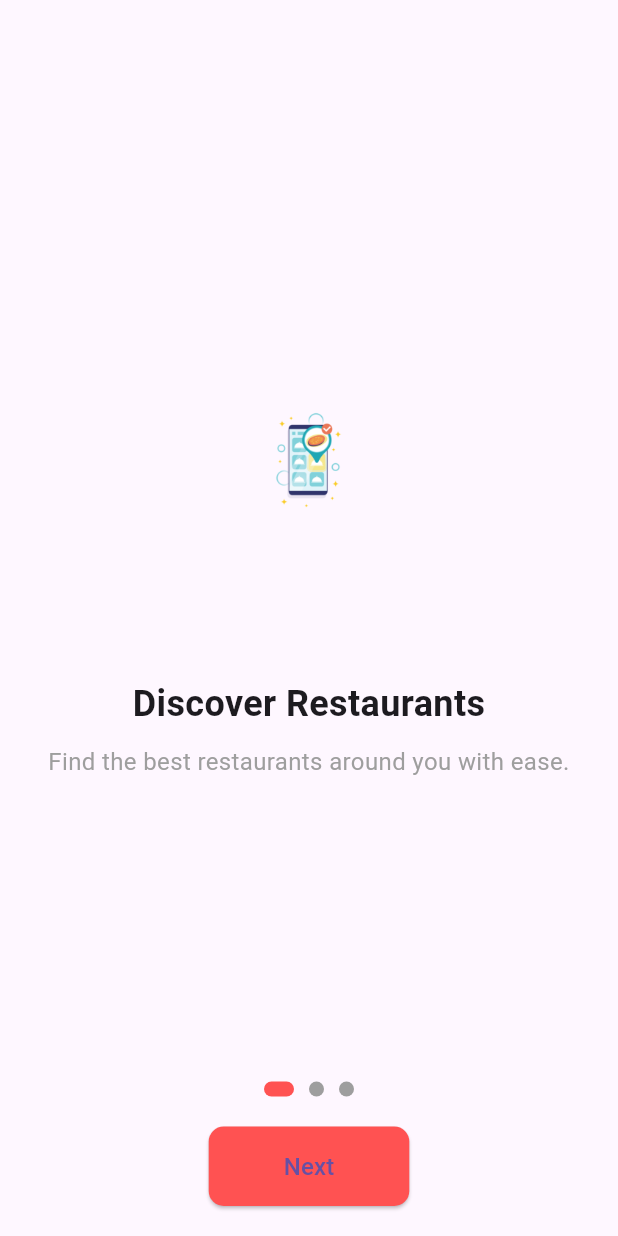
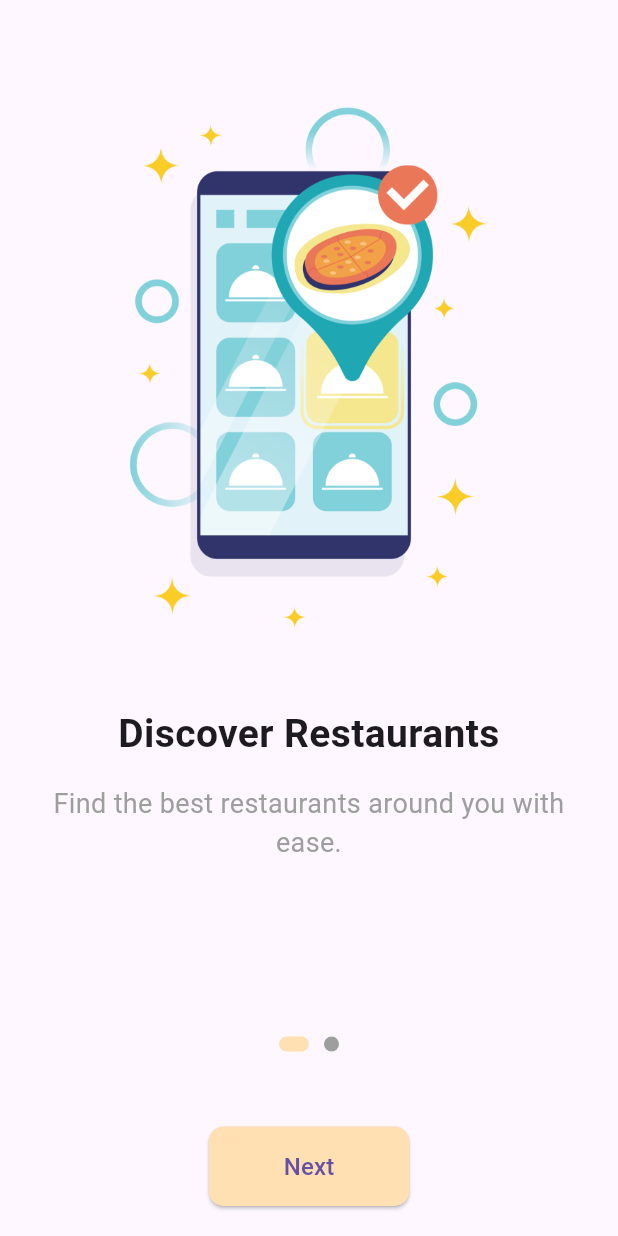
Before and after one commit to NityashwarThapa/FoodHub, a Flutter app: the screen it shows after launch, on a phone screen of 412 x 824 dp. Run offline on Flutter 3.47's test engine with Material 3 defaults, Android fonts, the phone set to English and light mode, and no system bars.

Commit message:
Onboarding

```diff
--- a/lib/app.dart
+++ b/lib/app.dart
@@ -9,7 +9,7 @@ class MyApp extends StatelessWidget {
 
   @override
   Widget build(BuildContext context) {
-    return MaterialApp(
+    return const MaterialApp(
       debugShowCheckedModeBanner: false,
       home: OnboardingPage(),
     );
--- a/lib/view/onboarding_page.dart
+++ b/lib/view/onboarding_page.dart
@@ -33,7 +33,7 @@ class _OnboardingPageState extends State<OnboardingPage> {
                     _currentPage = index;
                   });
                 },
-                itemCount: 2,
+                itemCount: 2, // Only 2 screens
                 itemBuilder: (context, index) {
                   return _buildOnboardingContent(
                     image: 'assets/images/onboarding_${index + 1}.png',
@@ -58,25 +58,36 @@ class _OnboardingPageState extends State<OnboardingPage> {
     return Padding(
       padding: const EdgeInsets.all(20.0),
       child: Column(
-        mainAxisAlignment: MainAxisAlignment.center,
         children: [
-          Image.asset(image, height: 250),
-          const SizedBox(height: 20),
+          Expanded(
+            flex: 5, // Allocate most of the space for the image
+            child: Image.asset(
+              image,
+              fit: BoxFit.contain, // Ensures the image scales well
+            ),
+          ),
+          Expanded(
+            flex: 2, // Allocate space for the text
+            child: Column(
+              children: [
                 Text(
                   title,
                   textAlign: TextAlign.center,
                   style: const TextStyle(
-              fontSize: 24,
+                    fontSize: 26,
                     fontWeight: FontWeight.bold,
                   ),
                 ),
-          const SizedBox(height: 10),
+                const SizedBox(height: 15),
                 Text(
                   description,
                   textAlign: TextAlign.center,
                   style: const TextStyle(
-              fontSize: 16,
+                    fontSize: 18,
                     color: Colors.grey,
+                  ),
+                ),
+              ],
             ),
           ),
         ],
@@ -92,21 +103,21 @@ class _OnboardingPageState extends State<OnboardingPage> {
           Row(
             mainAxisAlignment: MainAxisAlignment.center,
             children: List.generate(
-              3,
+              2, // Only 2 dots
               (index) => _buildDot(index),
             ),
           ),
-          const SizedBox(height: 20),
+          const SizedBox(height: 50),
           ElevatedButton(
             style: ElevatedButton.styleFrom(
-              backgroundColor: Colors.redAccent,
+              backgroundColor: Colors.orange.shade100,
               shape: RoundedRectangleBorder(
                 borderRadius: BorderRadius.circular(10),
               ),
               padding: const EdgeInsets.symmetric(vertical: 15, horizontal: 50),
             ),
             onPressed: () {
-              if (_currentPage == 2) {
+              if (_currentPage == 1) {
                 // Navigate to Dashboard or SignUp page
               } else {
                 _pageController.nextPage(
@@ -116,7 +127,7 @@ class _OnboardingPageState extends State<OnboardingPage> {
               }
             },
             child: Text(
-              _currentPage == 2 ? 'Get Started' : 'Next',
+              _currentPage == 1 ? 'Get Started' : 'Next',
               style: const TextStyle(fontSize: 16),
             ),
           ),
@@ -131,7 +142,7 @@ class _OnboardingPageState extends State<OnboardingPage> {
       height: 10,
       width: _currentPage == index ? 20 : 10,
       decoration: BoxDecoration(
-        color: _currentPage == index ? Colors.redAccent : Colors.grey,
+        color: _currentPage == index ? Colors.orange.shade100 : Colors.grey,
         borderRadius: BorderRadius.circular(10),
       ),
     );
@@ -147,8 +158,4 @@ const List<Map<String, String>> onboardingData = [
     'title': 'Choose Your Meal',
     'description': 'Browse through a variety of cuisines and dishes.',
   },
-  {
-    'title': 'Fast Delivery',
-    'description': 'Get your food delivered to your doorstep in no time.',
-  },
 ];
```
Also changed, not shown: assets/images/onboarding_1.png, assets/images/onboarding_2.png (added). Lines whose indentation alone changed are shown as unchanged.
